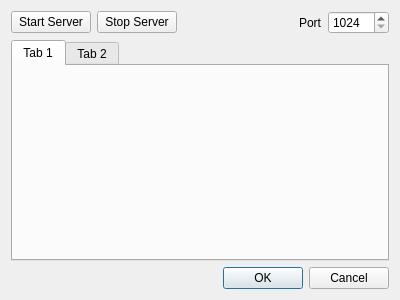
Above: tools/profiler/dialog.ui from Robert42/gl-research-toolkit before the change. Below: the same form after it.
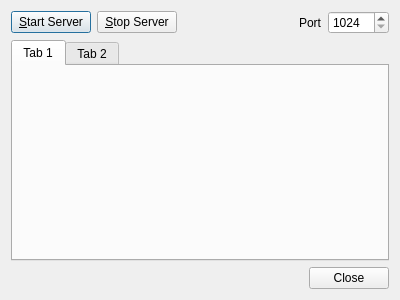
That is the form after the change.

```diff
--- a/tools/profiler/dialog.ui
+++ b/tools/profiler/dialog.ui
@@ -19,14 +19,14 @@
      <item>
       <widget class="QPushButton" name="btnStartServer">
        <property name="text">
-        <string>Start Server</string>
+        <string>&amp;Start Server</string>
        </property>
       </widget>
      </item>
      <item>
       <widget class="QPushButton" name="btnStopServer">
        <property name="text">
-        <string>Stop Server</string>
+        <string>&amp;Stop Server</string>
        </property>
       </widget>
      </item>
@@ -88,7 +88,7 @@
       <enum>Qt::Horizontal</enum>
      </property>
      <property name="standardButtons">
-      <set>QDialogButtonBox::Cancel|QDialogButtonBox::Ok</set>
+      <set>QDialogButtonBox::Close</set>
      </property>
     </widget>
    </item>
```
